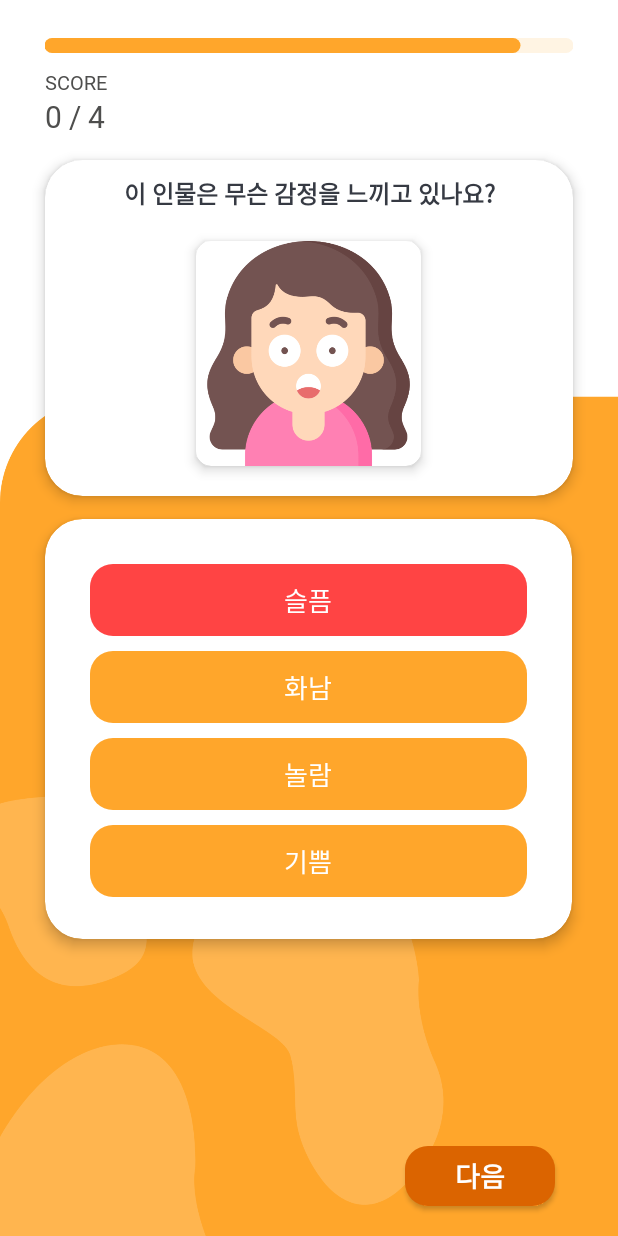
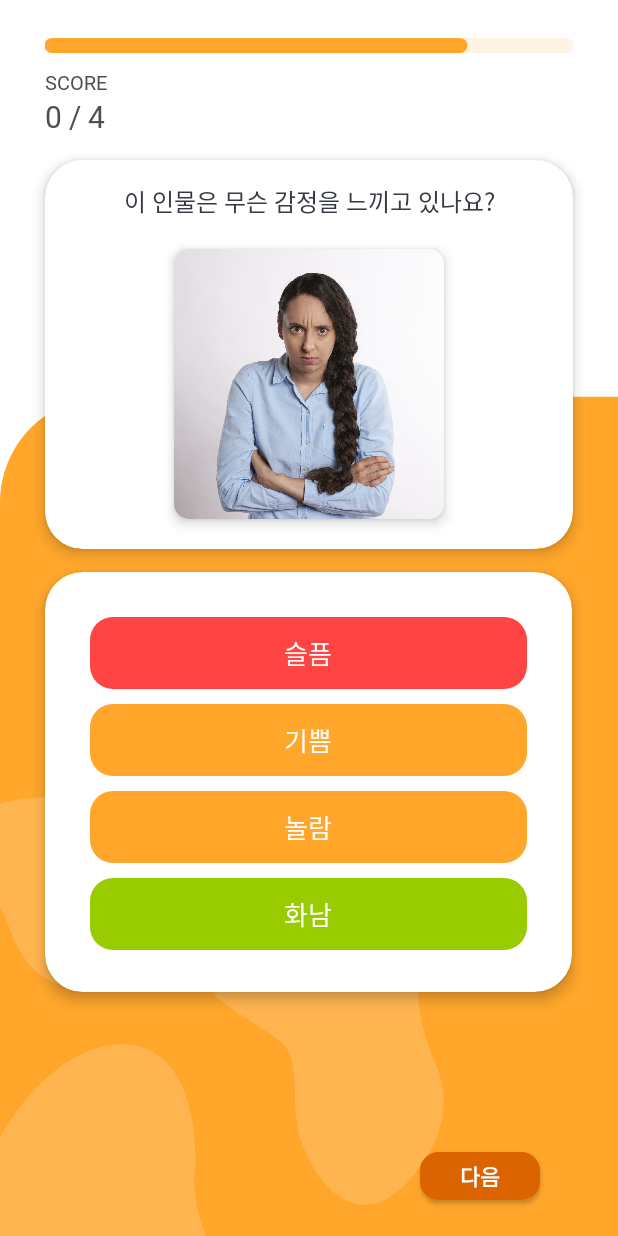
Before and after one commit to withtaylors/Child, an Android app: the Level2 screen opened directly, with no data from a screen before it, after a tap on "슬픔", on a phone screen of 412 x 824 dp. Run offline under Robolectric (Android 15) with nearby library versions, the light colour scheme and no system bars; 2 other taps on this screen came first.

Commit message:
11.06_jyp

```diff
--- a/app/build.gradle
+++ b/app/build.gradle
@@ -33,9 +33,7 @@
 }
 
 dependencies {
-    // ViewPager2
     implementation "androidx.viewpager2:viewpager2:1.0.0"
-    implementation files('libs/ruler-picker-1.1.aar')
     implementation 'nl.dionsegijn:konfetti-xml:2.0.2'
     implementation 'com.soundcloud.android:android-crop:1.0.1@aar'
     implementation 'com.google.android.material:material:1.6.1'
--- a/app/src/main/java/com/example/aemotion/Home.java
+++ b/app/src/main/java/com/example/aemotion/Home.java
@@ -24,7 +24,7 @@
             public void onClick(View view) {
                 level1.startAnimation(animation);
 
-                Intent intent = new Intent(getApplicationContext(), Level2.class);
+                Intent intent = new Intent(getApplicationContext(), Level1.class);
                 startActivity(intent);
             }
         });
--- a/app/src/main/java/com/example/aemotion/Level2.java
+++ b/app/src/main/java/com/example/aemotion/Level2.java
@@ -9,6 +9,8 @@
 import android.os.Handler;
 import android.view.View;
 import android.view.WindowManager;
+import android.view.animation.Animation;
+import android.view.animation.AnimationUtils;
 import android.widget.Button;
 import android.widget.ImageView;
 import android.widget.ProgressBar;
@@ -28,10 +30,10 @@
     HashMap<String, Integer> map = new HashMap<>();
     ArrayList<String> techList = new ArrayList<>();
 
-    int index;
+    int index, points, selected=0;
     Button btn1, btn2, btn3, btn4, nextButton;
     TextView tvPoints;
-    int points;
+
 
     CountDownTimer countDownTimer;
     long millisUntilFinished;
@@ -61,28 +63,69 @@
         techList.add("놀람");
         techList.add("화남");
 
-        map.put(techList.get(0), R.drawable.happy);
-        map.put(techList.get(1), R.drawable.sad);
-        map.put(techList.get(2), R.drawable.surprised);
-        map.put(techList.get(3), R.drawable.angry_pic);
+        map.put(techList.get(0), R.drawable.happy_q);
+        map.put(techList.get(1), R.drawable.sad_q);
+        map.put(techList.get(2), R.drawable.surprised_q);
+        map.put(techList.get(3), R.drawable.angry_q);
 
         Collections.shuffle(techList);
         millisUntilFinished = 10000;
         points = 0;
         startGame();
 
+        //다음버튼은 초기에 보이지 않게
         nextButton.setVisibility(View.INVISIBLE);
 
+        //nextButton 클릭 효과
+        final Animation animation = AnimationUtils.loadAnimation(this, R.anim.bounce);
+
+        //nextButton 클릭 시 효과
         nextButton.setOnClickListener(new View.OnClickListener() {
             @Override
             public void onClick(View view) {
+                nextButton.startAnimation(animation);
+                selected = 1;
                 nextQuestion();
-                System.out.print("다음버튼 눌림\n");
             }
         });
     }
 
+    // 문제 생성 코드
+    private void generateQuestions(int index) {
+        // Clone techList to a new ArrayList called techListTemp.
+        ArrayList<String> techListTemp = (ArrayList<String>) techList.clone();
+        // Get the correct answer for the current question from techList using index.
+        String correctAnswer = techList.get(index);
+        // You need to find three non-repeated incorrect answers randomly.
+        // So, delete the correct answer from techListTemp.
+        // Shuffle it and get first three elements from it.
+        techListTemp.remove(correctAnswer);
+        Collections.shuffle(techListTemp);
+        // Create a temporary ArrayList for storing three non-repeated random answers
+        // from techListTemp and one correct answer.
+        ArrayList<String> newList = new ArrayList<>();
+        // Get first three elements from techListTemp and add into newList.
+        newList.add(techListTemp.get(0));
+        newList.add(techListTemp.get(1));
+        newList.add(techListTemp.get(2));
+        // Also add the correct answer into newList
+        newList.add(correctAnswer);
+        // Shuffle newList so that the correct answer can be placed in one of the four
+        // buttons, randomly.
+        Collections.shuffle(newList);
+        // Once you shuffle newList, set all four Button's text with the elements
+        // from newList.
+        btn1.setText(newList.get(0));
+        btn2.setText(newList.get(1));
+        btn3.setText(newList.get(2));
+        btn4.setText(newList.get(3));
+        // Also, set the ImageView with current image from map
+        ivShowImage.setImageResource(map.get(techList.get(index)));
+    }
+
     private void startGame() {
+        nextButton.setVisibility(View.GONE);
+        selected=0;
         // Initialize millisUntilFinished with 10 seconds.
         millisUntilFinished = 10000;
         // Set the TextView for Timer.
@@ -134,39 +177,9 @@
         }.start(); // Call start() method to start the timer.
     }
 
-    private void generateQuestions(int index) {
-        // Clone techList to a new ArrayList called techListTemp.
-        ArrayList<String> techListTemp = (ArrayList<String>) techList.clone();
-        // Get the correct answer for the current question from techList using index.
-        String correctAnswer = techList.get(index);
-        // You need to find three non-repeated incorrect answers randomly.
-        // So, delete the correct answer from techListTemp.
-        // Shuffle it and get first three elements from it.
-        techListTemp.remove(correctAnswer);
-        Collections.shuffle(techListTemp);
-        // Create a temporary ArrayList for storing three non-repeated random answers
-        // from techListTemp and one correct answer.
-        ArrayList<String> newList = new ArrayList<>();
-        // Get first three elements from techListTemp and add into newList.
-        newList.add(techListTemp.get(0));
-        newList.add(techListTemp.get(1));
-        newList.add(techListTemp.get(2));
-        // Also add the correct answer into newList
-        newList.add(correctAnswer);
-        // Shuffle newList so that the correct answer can be placed in one of the four
-        // buttons, randomly.
-        Collections.shuffle(newList);
-        // Once you shuffle newList, set all four Button's text with the elements
-        // from newList.
-        btn1.setText(newList.get(0));
-        btn2.setText(newList.get(1));
-        btn3.setText(newList.get(2));
-        btn4.setText(newList.get(3));
-        // Also, set the ImageView with current image from map
-        ivShowImage.setImageResource(map.get(techList.get(index)));
-    }
+    public void nextQuestion() {
+        nextButton.setVisibility(View.GONE);
 
-    public void nextQuestion() {
         // This method is called because the user has tapped the Next button,
         // so, set the background color of all the buttons to the color that we used in start_game.xml.
         btn1.setBackground(ContextCompat.getDrawable(this, R.drawable.default_option_border_bg));
@@ -207,8 +220,8 @@
         }
     }
 
+    //4개중 답을 클릭했을 경우
     public void answerSelected(View view) {
-        nextButton.setVisibility(View.VISIBLE);
         // Change the clicked Button's background color
         //view.setBackgroundColor(Color.parseColor("#17243e"));
         // Disable all four Buttons
@@ -228,7 +241,8 @@
 
         // Compare answer and correctAnswer, that is, the answer selected by the user
         // and the correct answer for this question.
-        if(answer.equals(correctAnswer)){
+        if(answer.equals(correctAnswer)) {
+            nextButton.setVisibility(View.INVISIBLE);
             view.setBackground(ContextCompat.getDrawable(this, R.drawable.correct_option_border_bg));
             // If true, the user has selected the right answer. So, increment points.
             points++;
@@ -236,25 +250,39 @@
 //            // you want.
 //            // Update the TextViews for points and result
             tvPoints.setText(points + " / " + techList.size());
-            new Handler().postDelayed(new Runnable()
-            {
+            new Handler().postDelayed(new Runnable() {
                 @Override
-                public void run()
-                {
+                public void run() {
                     nextQuestion(); //딜레이 후 시작할 코드 작성
                 }
             }, 2000);
-        } else {
+        }else {
+            //다음 버튼 보이도록
+            nextButton.setVisibility(View.VISIBLE);
+
+            //맞는 답 배경 다르게 변경
+            if (btn1.getText() == correctAnswer){
+                btn1.setBackground(ContextCompat.getDrawable(this, R.drawable.correct_option_border_bg));
+            }else if (btn2.getText() == correctAnswer){
+                btn2.setBackground(ContextCompat.getDrawable(this, R.drawable.correct_option_border_bg));
+            }else if (btn3.getText() == correctAnswer){
+                btn3.setBackground(ContextCompat.getDrawable(this, R.drawable.correct_option_border_bg));
+            }else if (btn4.getText() == correctAnswer){
+                btn4.setBackground(ContextCompat.getDrawable(this, R.drawable.correct_option_border_bg));
+            }
+            //틀린 답 배경 다르게 설정
             view.setBackground(ContextCompat.getDrawable(this, R.drawable.uncorrect_option_border_bg));
-            // In else, that is, when the user answer is incorrect, show "Wrong" in tvResult.
-            new Handler().postDelayed(new Runnable()
-            {
-                @Override
-                public void run()
-                {
-                    nextQuestion(); //딜레이 후 시작할 코드 작성
-                }
-            }, 2000);
+
+            //다음버튼을 클릭한 경우 다음 문제 실행
+            System.out.println("틀린답 고릅-----------------"+selected);
+            if (selected != 0) {
+                new Handler().postDelayed(new Runnable() {
+                    @Override
+                    public void run() {
+                        nextQuestion(); //딜레이 후 시작할 코드 작성
+                    }
+                }, 2000);
+            }
         }
     }
 }
--- a/app/src/main/res/font/font.xml
+++ b/app/src/main/res/font/font.xml
@@ -2,5 +2,5 @@
 <font-family xmlns:android="http://schemas.android.com/apk/res/android">
     <font android:fontStyle="normal"
         android:fontWeight="400"
-        android:font="@font/gowundodum"/>
+        android:font="@font/lottedream"/>
 </font-family>
--- a/app/src/main/res/layout/activity_level2.xml
+++ b/app/src/main/res/layout/activity_level2.xml
@@ -88,12 +88,13 @@
                     android:text="이 인물은 무슨 감정을 느끼고 있나요?"
                     android:gravity="center"
                     android:fontFamily="@font/font"
+                    android:layout_marginTop="5dp"
                     android:layout_marginStart="15dp"
                     android:layout_marginEnd="15dp"
                     android:layout_marginBottom="20dp"
                     android:textColor="#363A43"
                     android:textSize="16sp"
-                    android:textStyle="bold"/>
+                    />
                 <androidx.cardview.widget.CardView
                     android:layout_width="wrap_content"
                     android:layout_height="wrap_content"
@@ -102,8 +103,8 @@
                     app:cardElevation="5dp">
                     <ImageView
                         android:id="@+id/ivShowImage"
-                        android:layout_width="150dp"
-                        android:layout_height="150dp"
+                        android:layout_width="180dp"
+                        android:layout_height="180dp"
                         android:scaleType="centerCrop"
                         android:src="@drawable/sad"/>
                 </androidx.cardview.widget.CardView>
--- a/app/src/main/res/layout/activity_level3.xml
+++ b/app/src/main/res/layout/activity_level3.xml
@@ -17,7 +17,6 @@
             android:layout_width="wrap_content"
             android:layout_height="wrap_content"
             android:text="감정을 선택해주세요"
-            android:fontFamily="@font/font"
             android:textSize="18sp" />
     </LinearLayout>
 
```
Also changed, not shown: app/src/main/AndroidManifest.xml (+4 -3 lines), app/src/main/res/drawable/angry_q.jpg (added), app/src/main/res/drawable/happy_q.jpg (added), app/src/main/res/drawable/sad_q.jpg (added), app/src/main/res/drawable/surprised_q.jpg (added), 3 other files.
